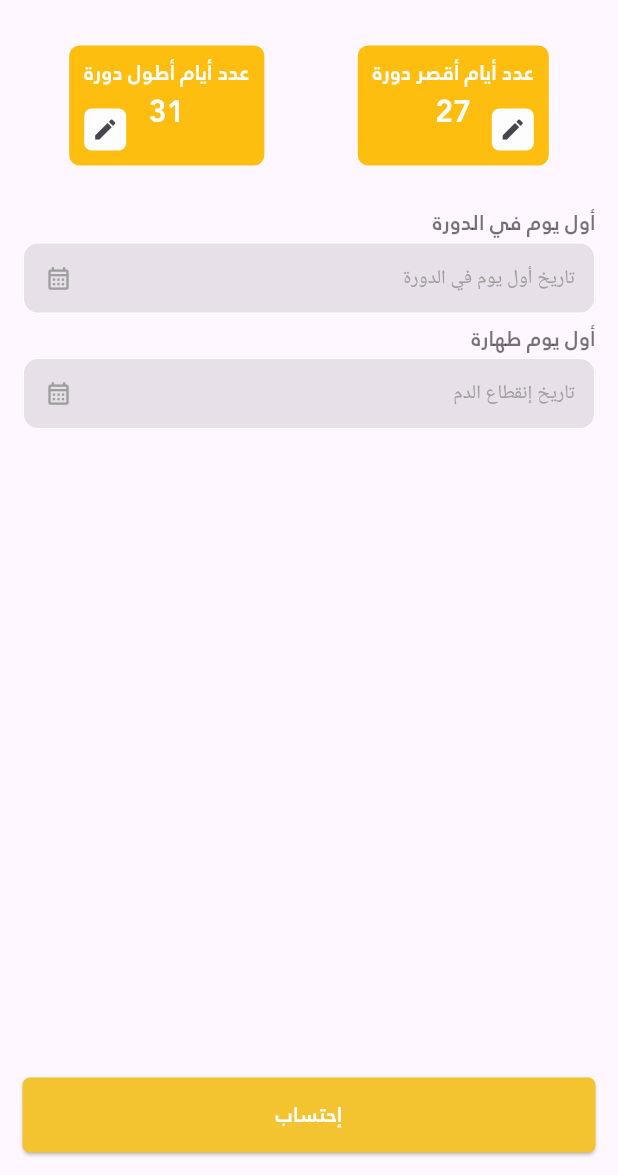
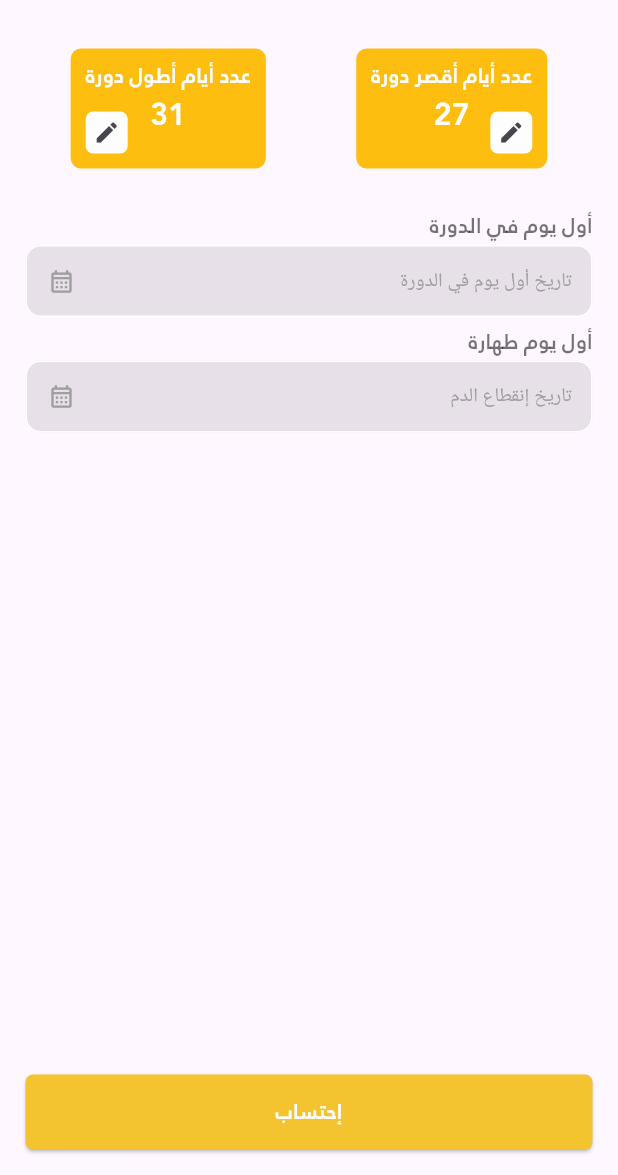
Before and after one commit to hassanMohammedDEV/period_calculator, a Flutter app: the screen it shows after launch, on a phone screen of 412 x 824 dp, the part 61-1236 px from its top. Run offline on Flutter 3.47's test engine with Material 3 defaults, Android fonts, the phone set to English and light mode, and no system bars; our stand-ins replace get, shared_preferences; missing offline and left inert: pdfx.

```diff
--- a/lib/ui/help_me_screen.dart
+++ b/lib/ui/help_me_screen.dart
@@ -19,7 +19,7 @@ class _HelpMeScreenState extends State<HelpMeScreen> {
       textDirection: TextDirection.rtl,
       child: Scaffold(
         appBar: AppBar(
-          title: const Text('معلومات'),
+          title: const Text('المرجع'),
         ),
         body: PdfView(
           scrollDirection: Axis.vertical,
--- a/lib/ui/period_screen.dart
+++ b/lib/ui/period_screen.dart
@@ -37,7 +37,7 @@ class _PeriodScreenState extends State<PeriodScreen> {
                 ],
               ),
               body: Padding(
-                padding: const EdgeInsets.all(15),
+                padding: const EdgeInsets.all(17),
                 child: Column(
                   children: [
                     Expanded(
--- a/pubspec.yaml
+++ b/pubspec.yaml
@@ -16,7 +16,7 @@ publish_to: 'none' # Remove this line if you wish to publish to pub.dev
 # https://developer.apple.com/library/archive/documentation/General/Reference/InfoPlistKeyReference/Articles/CoreFoundationKeys.html
 # In Windows, build-name is used as the major, minor, and patch parts
 # of the product and file versions while build-number is used as the build suffix.
-version: 1.0.0+1
+version: 1.0.0+7
 
 environment:
   sdk: ^3.5.4
@@ -64,7 +64,8 @@ flutter:
 
   # To add assets to your application, add an assets section, like this:
   assets:
-     - assets/help_me.pdf
+    - assets/help_me.pdf
+    - shorebird.yaml
   #   - images/a_dot_ham.jpeg
 
   # An image asset can refer to one or more resolution-specific "variants", see
```
Also changed, not shown: 1 other file.
